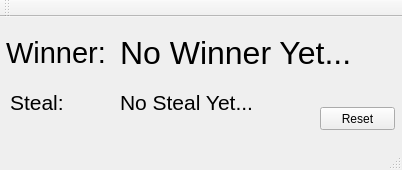
Qt form mainwindow.ui (shaiss/MakeyMAkeyQuiz) before a commit.
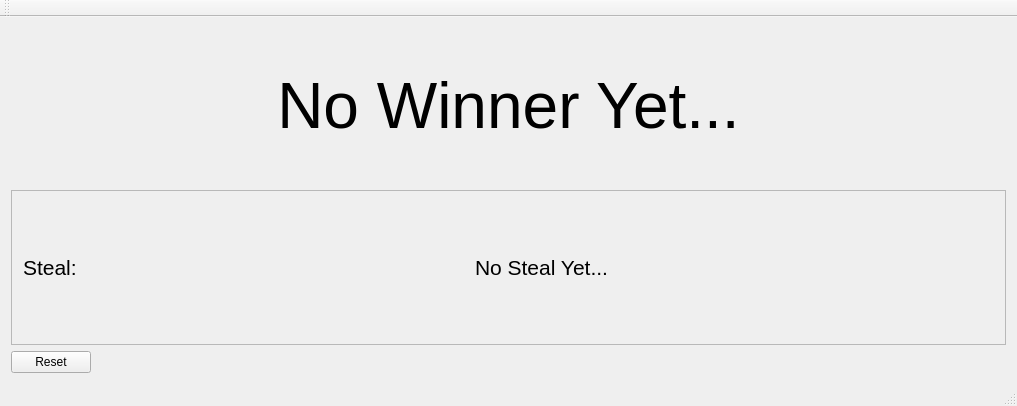
The same form after that commit.

Commit message:
Window Layout fix
fixed window layout so objects are centered and resize accordingly

Patch:
```diff
--- a/mainwindow.ui
+++ b/mainwindow.ui
@@ -6,12 +6,12 @@
    <rect>
     <x>0</x>
     <y>0</y>
-    <width>402</width>
-    <height>170</height>
+    <width>1017</width>
+    <height>406</height>
    </rect>
   </property>
   <property name="sizePolicy">
-   <sizepolicy hsizetype="Fixed" vsizetype="Fixed">
+   <sizepolicy hsizetype="Preferred" vsizetype="Preferred">
     <horstretch>0</horstretch>
     <verstretch>0</verstretch>
    </sizepolicy>
@@ -20,87 +20,50 @@
    <string>Quiz Engine</string>
   </property>
   <widget class="QWidget" name="centralWidget">
+   <layout class="QVBoxLayout" name="verticalLayout">
+    <item>
    <widget class="QLabel" name="status">
-    <property name="geometry">
-     <rect>
-      <x>120</x>
-      <y>10</y>
-      <width>291</width>
-      <height>51</height>
-     </rect>
+      <property name="sizePolicy">
+       <sizepolicy hsizetype="Preferred" vsizetype="Preferred">
+        <horstretch>0</horstretch>
+        <verstretch>0</verstretch>
+       </sizepolicy>
     </property>
     <property name="font">
      <font>
-      <pointsize>24</pointsize>
-     </font>
-    </property>
+        <pointsize>48</pointsize>
+       </font>
+      </property>
+      <property name="layoutDirection">
+       <enum>Qt::LeftToRight</enum>
+      </property>
     <property name="text">
      <string>No Winner Yet...</string>
     </property>
-   </widget>
-   <widget class="QLabel" name="statusLabel">
-    <property name="geometry">
-     <rect>
-      <x>6</x>
-      <y>15</y>
-      <width>111</width>
-      <height>41</height>
-     </rect>
-    </property>
-    <property name="font">
-     <font>
-      <pointsize>22</pointsize>
-     </font>
-    </property>
-    <property name="text">
-     <string>Winner:</string>
-    </property>
-   </widget>
-   <widget class="QPushButton" name="reset">
-    <property name="geometry">
-     <rect>
-      <x>320</x>
-      <y>90</y>
-      <width>75</width>
-      <height>23</height>
-     </rect>
-    </property>
-    <property name="sizePolicy">
-     <sizepolicy hsizetype="Fixed" vsizetype="Fixed">
-      <horstretch>0</horstretch>
-      <verstretch>0</verstretch>
-     </sizepolicy>
-    </property>
-    <property name="text">
-     <string>Reset</string>
-    </property>
-   </widget>
-   <widget class="QLabel" name="steal">
-    <property name="geometry">
-     <rect>
-      <x>120</x>
-      <y>60</y>
-      <width>181</width>
-      <height>51</height>
-     </rect>
-    </property>
-    <property name="font">
-     <font>
-      <pointsize>16</pointsize>
-     </font>
-    </property>
-    <property name="text">
-     <string>No Steal Yet...</string>
-    </property>
-   </widget>
+      <property name="scaledContents">
+       <bool>true</bool>
+      </property>
+      <property name="alignment">
+       <set>Qt::AlignCenter</set>
+      </property>
+     </widget>
+    </item>
+    <item>
+     <widget class="QFrame" name="frame">
+      <property name="frameShape">
+       <enum>QFrame::StyledPanel</enum>
+      </property>
+      <property name="frameShadow">
+       <enum>QFrame::Raised</enum>
+      </property>
+      <layout class="QHBoxLayout" name="horizontalLayout">
+       <item>
    <widget class="QLabel" name="statusLabel_2">
-    <property name="geometry">
-     <rect>
-      <x>10</x>
-      <y>65</y>
-      <width>111</width>
-      <height>41</height>
-     </rect>
+         <property name="maximumSize">
+          <size>
+           <width>60</width>
+           <height>16777215</height>
+          </size>
     </property>
     <property name="font">
      <font>
@@ -111,6 +74,43 @@
      <string>Steal:</string>
     </property>
    </widget>
+       </item>
+       <item>
+        <widget class="QLabel" name="steal">
+         <property name="font">
+          <font>
+           <pointsize>16</pointsize>
+          </font>
+         </property>
+         <property name="text">
+          <string>No Steal Yet...</string>
+         </property>
+         <property name="alignment">
+          <set>Qt::AlignCenter</set>
+         </property>
+        </widget>
+       </item>
+      </layout>
+     </widget>
+    </item>
+    <item>
+     <widget class="QPushButton" name="reset">
+      <property name="sizePolicy">
+       <sizepolicy hsizetype="Fixed" vsizetype="Fixed">
+        <horstretch>0</horstretch>
+        <verstretch>0</verstretch>
+       </sizepolicy>
+      </property>
+      <property name="text">
+       <string>Reset</string>
+      </property>
+     </widget>
+    </item>
+   </layout>
+   <zorder>frame</zorder>
+   <zorder>frame</zorder>
+   <zorder>status</zorder>
+   <zorder>reset</zorder>
   </widget>
   <widget class="QMenuBar" name="menuBar">
    <property name="geometry">
@@ -123,6 +123,9 @@
    </property>
   </widget>
   <widget class="QToolBar" name="mainToolBar">
+   <property name="enabled">
+    <bool>false</bool>
+   </property>
    <attribute name="toolBarArea">
     <enum>TopToolBarArea</enum>
    </attribute>
@@ -130,7 +133,11 @@
     <bool>false</bool>
    </attribute>
   </widget>
-  <widget class="QStatusBar" name="statusBar"/>
+  <widget class="QStatusBar" name="statusBar">
+   <property name="enabled">
+    <bool>false</bool>
+   </property>
+  </widget>
  </widget>
  <layoutdefault spacing="6" margin="11"/>
  <resources/>
```
Left out of the diff: 11 changed lines with no effect on the pictures. Lines whose indentation alone changed are shown as unchanged. The commit also changes 2 other files.
